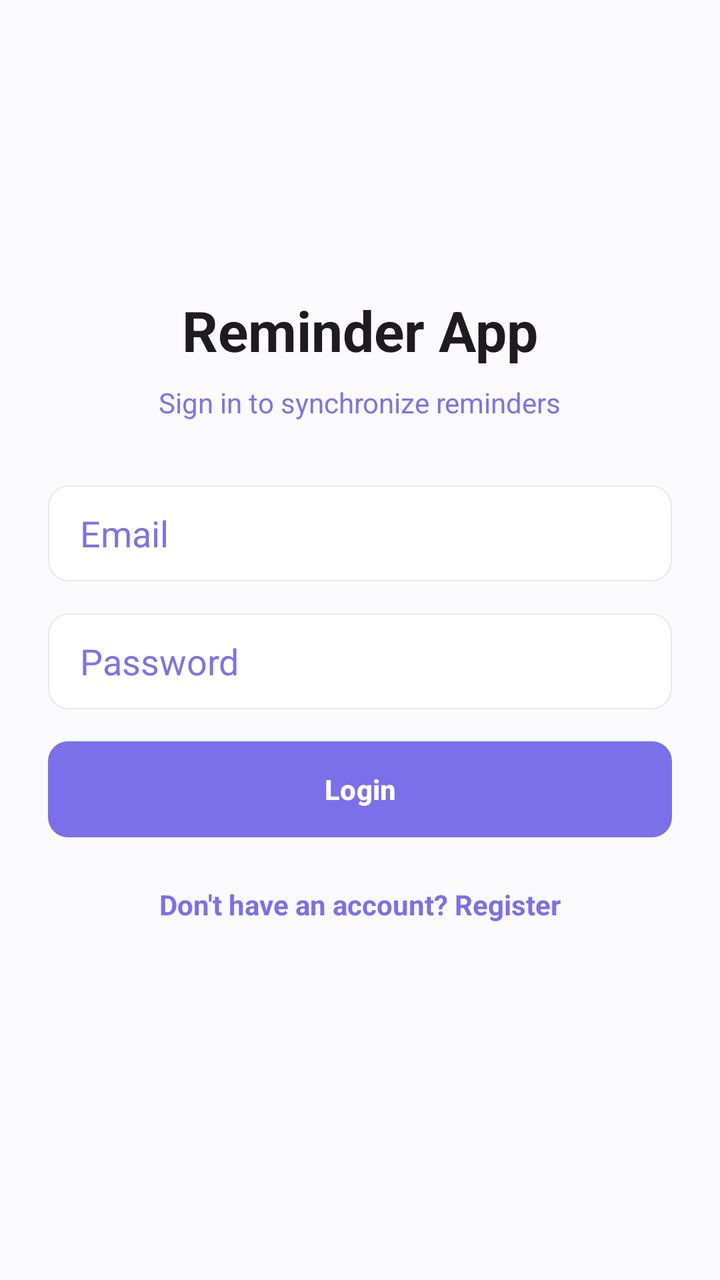
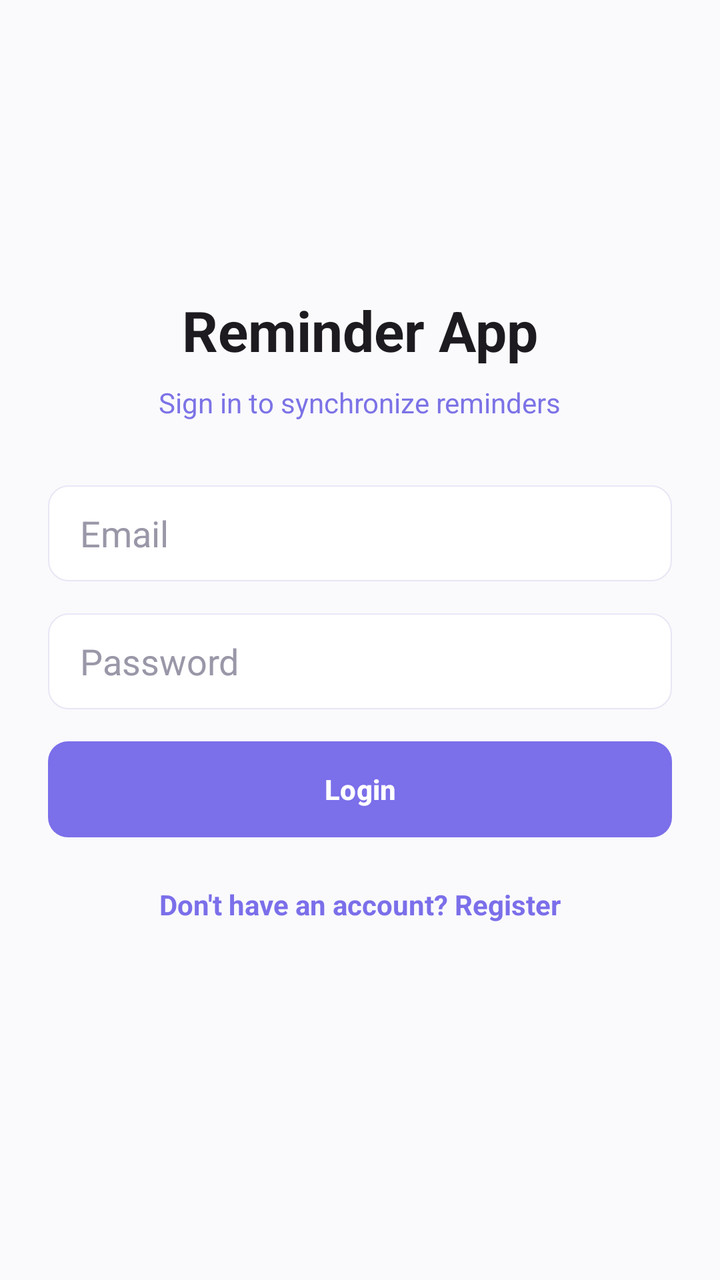

Two renders of the same Android screen: before a commit and after it. Below are the layout's source before the change and the commit's diff.
<!-- AndroidManifest.xml: application theme Theme.Reminder -->
<!-- res/layout/activity_login.xml -->
<?xml version="1.0" encoding="utf-8"?>
<LinearLayout xmlns:android="http://schemas.android.com/apk/res/android"
    android:layout_width="match_parent"
    android:layout_height="match_parent"
    android:orientation="vertical"
    android:padding="24dp"
    android:gravity="center"
    android:background="?android:attr/windowBackground">

    <TextView
        android:layout_width="wrap_content"
        android:layout_height="wrap_content"
        android:text="Reminder App"
        android:textSize="28sp"
        android:textColor="?android:attr/textColorPrimary"
        android:textStyle="bold"
        android:layout_marginBottom="8dp" />

    <TextView
        android:layout_width="wrap_content"
        android:layout_height="wrap_content"
        android:text="Sign in to synchronize reminders"
        android:textSize="14sp"
        android:textColor="@color/light_text_muted"
        android:layout_marginBottom="32dp" />

    <EditText
        android:id="@+id/emailInput"
        android:layout_width="match_parent"
        android:layout_height="48dp"
        android:hint="Email"
        android:inputType="textEmailAddress"
        android:background="@drawable/rounded_edittext"
        android:paddingHorizontal="16dp"
        android:textColor="?android:attr/textColorPrimary"
        android:textColorHint="@color/light_text_muted"
        android:layout_marginBottom="16dp" />

    <EditText
        android:id="@+id/passwordInput"
        android:layout_width="match_parent"
        android:layout_height="48dp"
        android:hint="Password"
        android:inputType="textPassword"
        android:background="@drawable/rounded_edittext"
        android:paddingHorizontal="16dp"
        android:textColor="?android:attr/textColorPrimary"
        android:textColorHint="@color/light_text_muted"
        android:layout_marginBottom="16dp" />



    <Button
        android:id="@+id/btnLogin"
        android:layout_width="match_parent"
        android:layout_height="48dp"
        android:text="Login"
        android:background="@drawable/rounded_primary_button"
        android:textColor="@android:color/white"
        android:textStyle="bold"
        android:layout_marginBottom="16dp" />

    <TextView
        android:id="@+id/btnGoToRegister"
        android:layout_width="wrap_content"
        android:layout_height="wrap_content"
        android:text="Don't have an account? Register"
        android:textColor="@color/accent_purple"
        android:textSize="14sp"
        android:textStyle="bold"
        android:padding="8dp"
        android:layout_marginBottom="24dp"
        android:clickable="true"
        android:focusable="true" />



    <ProgressBar
        android:id="@+id/progressBar"
        android:layout_width="wrap_content"
        android:layout_height="wrap_content"
        android:visibility="gone"
        android:layout_marginTop="8dp"/>

</LinearLayout>
<!-- resources referenced by this layout -->
<resources>
  <color name="accent_purple">@color/colorAccent</color>
  <color name="light_text_muted">#7C73E6</color>
  <!-- drawable rounded_edittext (drawable) -->
  <?xml version="1.0" encoding="utf-8"?>
  <shape xmlns:android="http://schemas.android.com/apk/res/android"
      android:shape="rectangle">
      <solid android:color="@color/colorInputBackground" />
      <stroke android:width="0.5dp" android:color="@color/colorInputBorder" />
      <corners android:radius="10dp" />
  </shape>
  <!-- drawable rounded_primary_button (drawable) -->
  <?xml version="1.0" encoding="utf-8"?>
  <shape xmlns:android="http://schemas.android.com/apk/res/android"
      android:shape="rectangle">
      <gradient
          android:startColor="@color/colorButtonGradientStart"
          android:endColor="@color/colorButtonGradientEnd"
          android:angle="0" />
      <corners android:radius="10dp" />
  </shape>
  <style name="Theme.Reminder" parent="Theme.Material3.DayNight.NoActionBar">
          <item name="colorPrimary">@color/accent_purple</item>
          <item name="colorOnPrimary">@color/white</item>
          <item name="colorSecondary">@color/accent_purple</item>
          <item name="colorOnSecondary">@color/white</item>
          <item name="android:statusBarColor">@color/colorBackground</item>
          <item name="android:windowLightStatusBar" tools:targetApi="m">true</item>
          <item name="android:timePickerMode">spinner</item>
  
          
          <item name="android:windowBackground">@color/light_background</item>
          <item name="colorSurface">@color/light_surface</item>
          <item name="colorOnSurface">@color/light_text_primary</item>
      </style>
  <color name="colorAccent">@color/light_primary</color>
  <color name="colorInputBackground">@color/light_input_bg</color>
  <color name="colorInputBorder">@color/light_input_border</color>
  <color name="colorButtonGradientStart">@color/light_button_gradient_start</color>
  <color name="colorButtonGradientEnd">@color/light_button_gradient_end</color>
  <color name="white">#FFFFFFFF</color>
  <color name="colorBackground">@color/light_background</color>
  <color name="light_background">#FAFAFC</color>
  <color name="light_surface">#FFFFFF</color>
  <color name="light_text_primary">#1D1B20</color>
  <color name="light_primary">#7B6FEA</color>
  <color name="light_input_bg">#FFFFFF</color>
  <color name="light_input_border">#E8E6F5</color>
  <color name="light_button_gradient_start">#7B6FEA</color>
  <color name="light_button_gradient_end">#7B6FEA</color>
</resources>

<!-- the commit's change to res/layout/activity_login.xml (unified diff, before → after) -->
@@ -1,85 +1,87 @@
 <?xml version="1.0" encoding="utf-8"?>
-<LinearLayout xmlns:android="http://schemas.android.com/apk/res/android"
+<ScrollView xmlns:android="http://schemas.android.com/apk/res/android"
     android:layout_width="match_parent"
     android:layout_height="match_parent"
-    android:orientation="vertical"
-    android:padding="24dp"
-    android:gravity="center"
+    android:fillViewport="true"
     android:background="?android:attr/windowBackground">
 
-    <TextView
-        android:layout_width="wrap_content"
+    <LinearLayout
+        android:layout_width="match_parent"
         android:layout_height="wrap_content"
-        android:text="Reminder App"
-        android:textSize="28sp"
-        android:textColor="?android:attr/textColorPrimary"
-        android:textStyle="bold"
-        android:layout_marginBottom="8dp" />
+        android:orientation="vertical"
+        android:padding="24dp"
+        android:gravity="center">
 
-    <TextView
-        android:layout_width="wrap_content"
-        android:layout_height="wrap_content"
-        android:text="Sign in to synchronize reminders"
-        android:textSize="14sp"
-        android:textColor="@color/light_text_muted"
-        android:layout_marginBottom="32dp" />
+        <TextView
+            android:layout_width="wrap_content"
+            android:layout_height="wrap_content"
+            android:text="Reminder App"
+            android:textSize="28sp"
+            android:textColor="?android:attr/textColorPrimary"
+            android:textStyle="bold"
+            android:layout_marginBottom="8dp" />
 
-    <EditText
-        android:id="@+id/emailInput"
-        android:layout_width="match_parent"
-        android:layout_height="48dp"
-        android:hint="Email"
-        android:inputType="textEmailAddress"
-        android:background="@drawable/rounded_edittext"
-        android:paddingHorizontal="16dp"
-        android:textColor="?android:attr/textColorPrimary"
-        android:textColorHint="@color/light_text_muted"
-        android:layout_marginBottom="16dp" />
+        <TextView
+            android:layout_width="wrap_content"
+            android:layout_height="wrap_content"
+            android:text="Sign in to synchronize reminders"
+            android:textSize="14sp"
+            android:textColor="@color/colorTextMuted"
+            android:layout_marginBottom="32dp" />
 
-    <EditText
-        android:id="@+id/passwordInput"
-        android:layout_width="match_parent"
-        android:layout_height="48dp"
-        android:hint="Password"
-        android:inputType="textPassword"
-        android:background="@drawable/rounded_edittext"
-        android:paddingHorizontal="16dp"
-        android:textColor="?android:attr/textColorPrimary"
-        android:textColorHint="@color/light_text_muted"
-        android:layout_marginBottom="16dp" />
+        <EditText
+            android:id="@+id/emailInput"
+            android:layout_width="match_parent"
+            android:layout_height="48dp"
+            android:hint="Email"
+            android:inputType="textEmailAddress"
+            android:background="@drawable/rounded_edittext"
+            android:paddingHorizontal="16dp"
+            android:textColor="?android:attr/textColorPrimary"
+            android:textColorHint="@color/colorHint"
+            android:layout_marginBottom="16dp" />
 
+        <EditText
+            android:id="@+id/passwordInput"
+            android:layout_width="match_parent"
+            android:layout_height="48dp"
+            android:hint="Password"
+            android:inputType="textPassword"
+            android:background="@drawable/rounded_edittext"
+            android:paddingHorizontal="16dp"
+            android:textColor="?android:attr/textColorPrimary"
+            android:textColorHint="@color/colorHint"
+            android:layout_marginBottom="16dp" />
 
+        <Button
+            android:id="@+id/btnLogin"
+            android:layout_width="match_parent"
+            android:layout_height="48dp"
+            android:text="Login"
+            android:background="@drawable/rounded_primary_button"
+            android:textColor="@android:color/white"
+            android:textStyle="bold"
+            android:layout_marginBottom="16dp" />
 
-    <Button
-        android:id="@+id/btnLogin"
-        android:layout_width="match_parent"
-        android:layout_height="48dp"
-        android:text="Login"
-        android:background="@drawable/rounded_primary_button"
-        android:textColor="@android:color/white"
-        android:textStyle="bold"
-        android:layout_marginBottom="16dp" />
+        <TextView
+            android:id="@+id/btnGoToRegister"
+            android:layout_width="wrap_content"
+            android:layout_height="wrap_content"
+            android:text="Don't have an account? Register"
+            android:textColor="@color/accent_purple"
+            android:textSize="14sp"
+            android:textStyle="bold"
+            android:padding="8dp"
+            android:layout_marginBottom="24dp"
+            android:clickable="true"
+            android:focusable="true" />
 
-    <TextView
-        android:id="@+id/btnGoToRegister"
-        android:layout_width="wrap_content"
-        android:layout_height="wrap_content"
-        android:text="Don't have an account? Register"
-        android:textColor="@color/accent_purple"
-        android:textSize="14sp"
-        android:textStyle="bold"
-        android:padding="8dp"
-        android:layout_marginBottom="24dp"
-        android:clickable="true"
-        android:focusable="true" />
+        <ProgressBar
+            android:id="@+id/progressBar"
+            android:layout_width="wrap_content"
+            android:layout_height="wrap_content"
+            android:visibility="gone"
+            android:layout_marginTop="8dp"/>
 
-
-
-    <ProgressBar
-        android:id="@+id/progressBar"
-        android:layout_width="wrap_content"
-        android:layout_height="wrap_content"
-        android:visibility="gone"
-        android:layout_marginTop="8dp"/>
-
-</LinearLayout>
+    </LinearLayout>
+</ScrollView>
<!-- resource entries referenced after the edit -->
@@ -1,6 +1,8 @@
 <!-- resources referenced by this layout -->
 <resources>
   <color name="accent_purple">@color/colorAccent</color>
+  <color name="colorHint">#9A97A8</color>
+  <color name="colorTextMuted">@color/light_text_muted</color>
   <color name="light_text_muted">#7C73E6</color>
   <!-- drawable rounded_edittext (drawable) -->
   <?xml version="1.0" encoding="utf-8"?>
@@ -12,14 +14,21 @@
   </shape>
   <!-- drawable rounded_primary_button (drawable) -->
   <?xml version="1.0" encoding="utf-8"?>
-  <shape xmlns:android="http://schemas.android.com/apk/res/android"
-      android:shape="rectangle">
-      <gradient
-          android:startColor="@color/colorButtonGradientStart"
-          android:endColor="@color/colorButtonGradientEnd"
-          android:angle="0" />
-      <corners android:radius="10dp" />
-  </shape>
+  <ripple xmlns:android="http://schemas.android.com/apk/res/android"
+      android:color="?attr/colorControlHighlight">
+      <item android:id="@android:id/mask">
+          <shape android:shape="rectangle">
+              <solid android:color="@android:color/white" />
+              <corners android:radius="10dp" />
+          </shape>
+      </item>
+      <item>
+          <shape android:shape="rectangle">
+              <solid android:color="@color/colorAccent" />
+              <corners android:radius="10dp" />
+          </shape>
+      </item>
+  </ripple>
   <style name="Theme.Reminder" parent="Theme.Material3.DayNight.NoActionBar">
           <item name="colorPrimary">@color/accent_purple</item>
           <item name="colorOnPrimary">@color/white</item>
@@ -37,8 +46,6 @@
   <color name="colorAccent">@color/light_primary</color>
   <color name="colorInputBackground">@color/light_input_bg</color>
   <color name="colorInputBorder">@color/light_input_border</color>
-  <color name="colorButtonGradientStart">@color/light_button_gradient_start</color>
-  <color name="colorButtonGradientEnd">@color/light_button_gradient_end</color>
   <color name="white">#FFFFFFFF</color>
   <color name="colorBackground">@color/light_background</color>
   <color name="light_background">#FAFAFC</color>
@@ -47,7 +54,5 @@
   <color name="light_primary">#7B6FEA</color>
   <color name="light_input_bg">#FFFFFF</color>
   <color name="light_input_border">#E8E6F5</color>
-  <color name="light_button_gradient_start">#7B6FEA</color>
-  <color name="light_button_gradient_end">#7B6FEA</color>
 </resources>
 
